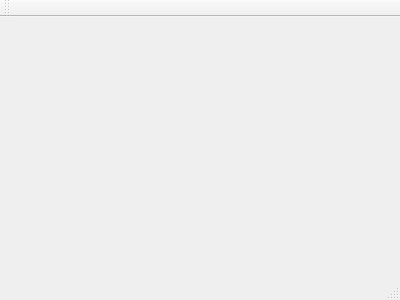
nasserGanjali/baslerCamera, file mainwindow.ui: the form before one commit.
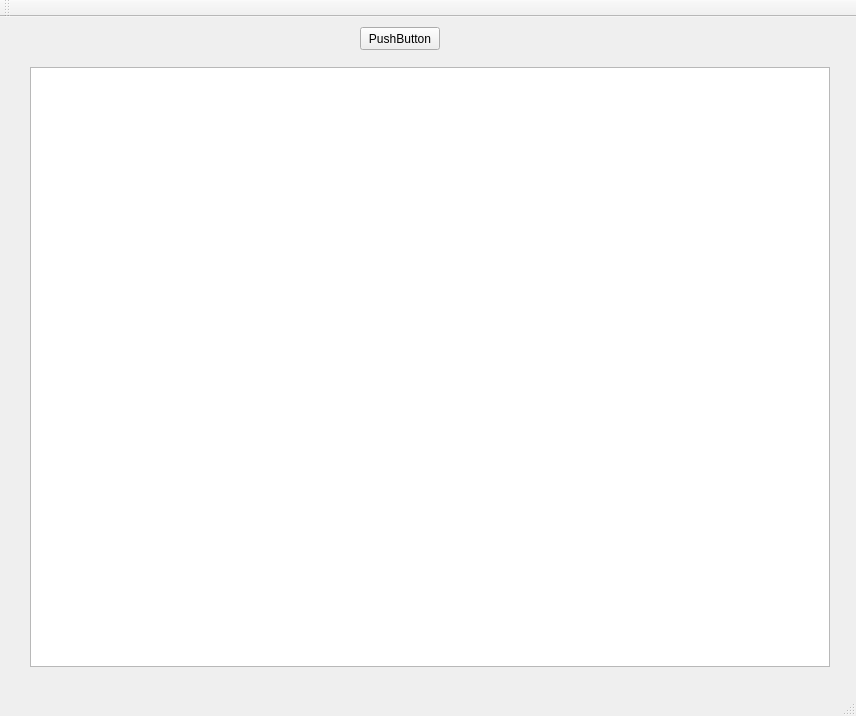
The form after the commit.

```diff
--- a/mainwindow.ui
+++ b/mainwindow.ui
@@ -1,24 +1,63 @@
 <ui version="4.0">
  <class>MainWindow</class>
- <widget class="QMainWindow" name="MainWindow" >
-  <property name="geometry" >
+ <widget class="QMainWindow" name="MainWindow">
+  <property name="geometry">
    <rect>
     <x>0</x>
     <y>0</y>
-    <width>400</width>
-    <height>300</height>
+    <width>856</width>
+    <height>716</height>
    </rect>
   </property>
   <property name="windowTitle" >
    <string>MainWindow</string>
   </property>
-  <widget class="QMenuBar" name="menuBar" />
-  <widget class="QToolBar" name="mainToolBar" />
-  <widget class="QWidget" name="centralWidget" />
-  <widget class="QStatusBar" name="statusBar" />
+  <widget class="QWidget" name="centralWidget">
+   <widget class="QPushButton" name="pushButton">
+    <property name="geometry">
+     <rect>
+      <x>360</x>
+      <y>10</y>
+      <width>80</width>
+      <height>23</height>
+     </rect>
+    </property>
+    <property name="text">
+     <string>PushButton</string>
+    </property>
+   </widget>
+   <widget class="QGraphicsView" name="graphicsView">
+    <property name="geometry">
+     <rect>
+      <x>30</x>
+      <y>50</y>
+      <width>800</width>
+      <height>600</height>
+     </rect>
+    </property>
+   </widget>
+  </widget>
+  <widget class="QMenuBar" name="menuBar">
+   <property name="geometry">
+    <rect>
+     <x>0</x>
+     <y>0</y>
+     <width>856</width>
+     <height>20</height>
+    </rect>
+   </property>
+  </widget>
+  <widget class="QToolBar" name="mainToolBar">
+   <attribute name="toolBarArea">
+    <enum>TopToolBarArea</enum>
+   </attribute>
+   <attribute name="toolBarBreak">
+    <bool>false</bool>
+   </attribute>
+  </widget>
+  <widget class="QStatusBar" name="statusBar"/>
  </widget>
- <layoutDefault spacing="6" margin="11" />
- <pixmapfunction></pixmapfunction>
+ <layoutdefault spacing="6" margin="11"/>
  <resources/>
  <connections/>
 </ui>
```
Left out of the diff: 3 changed lines with no effect on the pictures.
